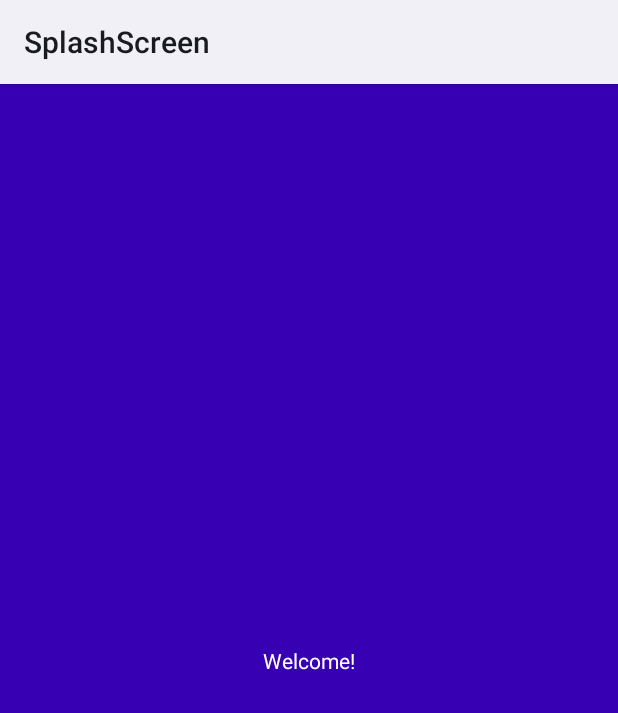
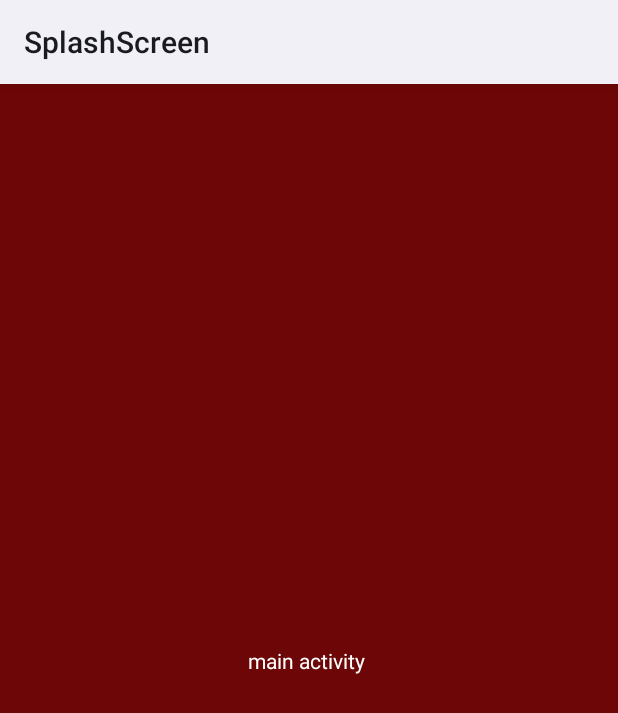
Before and after one commit to kays211/Splash-Screen, an Android app: the layout activity_main.xml on its own in the app's theme, with its tools: preview values and no code run, on a phone screen of 412 x 824 dp. Shown: the top 713 px of the screen. Run offline under Robolectric (Android 15) with nearby library versions, the phone set to English and light mode, and no system bars.

Commit message:
Spalsh Screen  class work

```diff
--- a/app/src/main/res/layout/activity_main.xml
+++ b/app/src/main/res/layout/activity_main.xml
@@ -9,7 +9,7 @@
         android:id="@+id/textView"
         android:layout_width="wrap_content"
         android:layout_height="wrap_content"
-        android:text="Welcome!"
+        android:text="main activity "
         android:textColor="@color/white"
         app:layout_constraintBottom_toBottomOf="parent"
         app:layout_constraintLeft_toLeftOf="parent"
--- a/app/src/main/res/values/colors.xml
+++ b/app/src/main/res/values/colors.xml
@@ -2,5 +2,5 @@
 <resources>
     <color name="black">#FF000000</color>
     <color name="white">#FFFFFFFF</color>
-    <color name="purple_700">#FF3700B3</color>
+    <color name="purple_700">#6D0606</color>
 </resources>
```
Also changed, not shown: app/src/main/ic_launcher-playstore.png, app/src/main/res/drawable/my_logo.jpeg (added), app/src/main/res/drawable/my_logo.png (deleted), app/src/main/res/mipmap-hdpi/ic_launcher.webp, app/src/main/res/mipmap-hdpi/ic_launcher_foreground.webp, app/src/main/res/mipmap-hdpi/ic_launcher_round.webp, app/src/main/res/mipmap-mdpi/ic_launcher.webp, app/src/main/res/mipmap-mdpi/ic_launcher_foreground.webp, app/src/main/res/mipmap-mdpi/ic_launcher_round.webp, app/src/main/res/mipmap-xhdpi/ic_launcher.webp, app/src/main/res/mipmap-xhdpi/ic_launcher_foreground.webp, app/src/main/res/mipmap-xhdpi/ic_launcher_round.webp, app/src/main/res/mipmap-xxhdpi/ic_launcher.webp, app/src/main/res/mipmap-xxhdpi/ic_launcher_foreground.webp, 4 more files.
